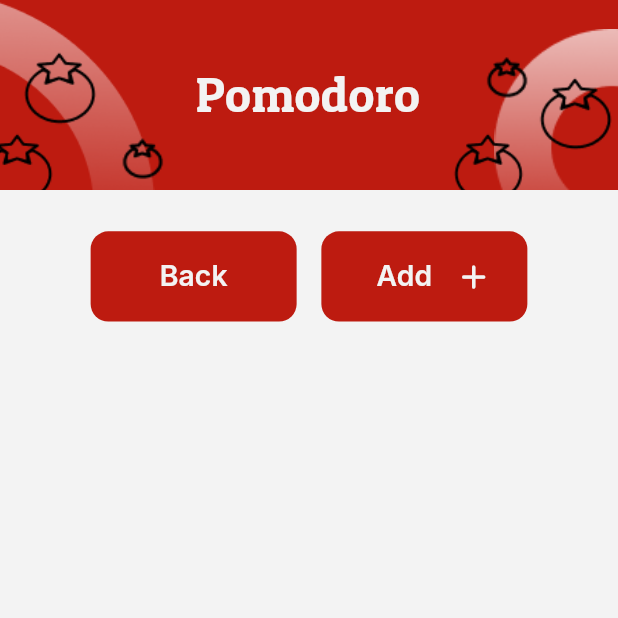
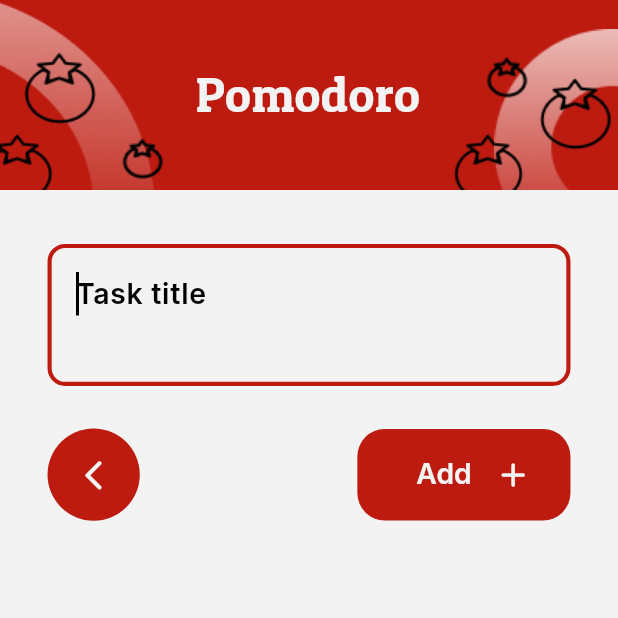
Before and after one commit to Abdusalom-mobile-developer/pomodoro, a Flutter app: the TaskAddingSc screen opened by its route, on a phone screen of 412 x 824 dp, the top half of it. Run offline on Flutter 3.47's test engine with Material 3 defaults, Android fonts, the phone set to English and light mode, and no system bars; our stand-ins replace go_router; missing offline and left inert: back_button_interceptor.

Commit message:
Finished building Tasks Adding Screen but I did not satisfied with the design so it will be changed soon.

```diff
--- a/lib/screens/completed_tasks.dart
+++ b/lib/screens/completed_tasks.dart
@@ -18,7 +18,7 @@ class CompletedTasksScreen extends StatefulWidget {
 }
 
 class _CompletedTasksScreenState extends State<CompletedTasksScreen> {
-  int currentIndex = 0;
+  int currentIndex = 2;
   @override
   Widget build(BuildContext context) {
     return Scaffold(
--- a/lib/screens/task_adding_sc.dart
+++ b/lib/screens/task_adding_sc.dart
@@ -2,21 +2,41 @@ import 'package:flutter/material.dart';
 import 'package:go_router/go_router.dart';
 import 'package:pomodoro/customs/custom_size.dart';
 import 'package:pomodoro/customs/custom_text.dart';
+import 'package:pomodoro/customs/custom_timer_s_q.dart';
 import 'package:pomodoro/customs/height.dart';
 import 'package:pomodoro/utils/colors.dart';
 import 'package:pomodoro/utils/img_paths.dart';
 
-class TaskAddingSc extends StatelessWidget {
+class TaskAddingSc extends StatefulWidget {
   const TaskAddingSc({super.key});
+
+  @override
+  State<TaskAddingSc> createState() => _TaskAddingScState();
+}
+
+class _TaskAddingScState extends State<TaskAddingSc> {
+  @override
+  void initState() {
+    super.initState();
+    _focusNode.requestFocus();
+  }
+
+  TextEditingController controller = TextEditingController();
+  final FocusNode _focusNode = FocusNode();
 
   @override
   Widget build(BuildContext context) {
     return Scaffold(
       backgroundColor: UtilsColors.bg,
-      body: SizedBox(
+      body: GestureDetector(
+        behavior: HitTestBehavior.opaque,
+        onTap: () {
+          FocusScope.of(context).unfocus();
+        },
+        child: Container(
           width: double.infinity,
-        child: Column(
-          children: [
+          padding: EdgeInsets.only(bottom: CustomSize.height(context, 25)),
+          child: Column(children: [
             // App Bar Part
             ClipRect(
               child: Container(
@@ -150,46 +170,85 @@ class TaskAddingSc extends StatelessWidget {
                 ),
               ),
             ),
+            Height(23),
+            // Bottom Buttons
+            Padding(
+              padding: EdgeInsets.symmetric(
+                horizontal: CustomSize.width(context, 13),
+              ),
+              child: Column(
+                mainAxisAlignment: MainAxisAlignment.spaceBetween,
+                children: [
+                  GestureDetector(
+                    onTap: () {
+                      _focusNode.requestFocus();
+                    },
+                    child: Container(
+                      alignment: Alignment.topLeft,
+                      height: CustomSize.height(context, 8.7),
+                      width: double.infinity,
+                      decoration: BoxDecoration(
+                          color: Colors.transparent,
+                          border: Border.all(
+                              color: UtilsColors.pink,
+                              width: CustomSize.height(context, 300)),
+                          borderRadius: BorderRadius.circular(
+                              CustomSize.width(context, 35))),
+                      child: TextField(
+                        focusNode: _focusNode,
+                        controller: controller,
+                        onSubmitted: (value) {
+                          controller.clear();
+                        },
+                        cursorColor: UtilsColors.black,
+                        style: TextStyle(
+                            color: UtilsColors.black,
+                            fontSize: CustomSize.height(context, 43),
+                            fontWeight: FontWeight.w500,
+                            fontFamily: "Inter",
+                            decoration: TextDecoration.none,
+                            decorationThickness: 0,
+                            decorationColor: Colors.transparent),
+                        decoration: InputDecoration(
+                            border: const OutlineInputBorder(
+                                borderSide: BorderSide.none),
+                            hintText: "Task title",
+                            hintStyle: TextStyle(
+                                fontWeight: FontWeight.w500,
+                                fontFamily: "Inter",
+                                color: UtilsColors.black,
+                                fontSize: CustomSize.height(context, 43))),
+                      ),
+                    ),
+                  ),
                   Height(30),
-            // Bottom Buttons
                   Row(
-              mainAxisAlignment: MainAxisAlignment.center,
+                    mainAxisAlignment: MainAxisAlignment.spaceBetween,
                     children: [
-                // Left Button
                       Container(
-                  alignment: Alignment.center,
-                  width: CustomSize.width(context, 3),
-                  height: CustomSize.height(context, 13.7),
+                        width: CustomSize.width(context, 6.7),
+                        height: CustomSize.height(context, 13),
                         decoration: BoxDecoration(
-                    color: UtilsColors.pink,
-                    borderRadius:
-                        BorderRadius.circular(CustomSize.width(context, 35)),
-                  ),
-                  child: TextButton(
+                            color: UtilsColors.pink, shape: BoxShape.circle),
+                        child: IconButton(
                             onPressed: () {
                               context.go("/tasks");
                             },
-                      child: CustomText(
-                          "Back",
-                          UtilsColors.bg,
-                          CustomSize.height(context, 19),
-                          FontWeight.w500,
-                          TextAlign.center,
-                          "Inter")),
-                ),
-                SizedBox(
-                  width: CustomSize.width(context, 25),
+                            icon: Icon(
+                              Icons.arrow_back_ios_new_rounded,
+                              color: UtilsColors.bg,
+                              size: CustomSize.height(context, 35),
+                            )),
                       ),
                       // Right Button
                       Container(
                         alignment: Alignment.center,
-                  width: CustomSize.width(context, 3),
-                  height: CustomSize.height(context, 13.7),
+                        width: CustomSize.width(context, 2.9),
+                        height: CustomSize.height(context, 13.5),
                         decoration: BoxDecoration(
                             color: UtilsColors.pink,
-                    borderRadius:
-                        BorderRadius.circular(CustomSize.width(context, 35)),
-                  ),
+                            borderRadius: BorderRadius.circular(
+                                CustomSize.height(context, 45))),
                         child: Row(
                           mainAxisAlignment: MainAxisAlignment.center,
                           children: [
@@ -209,8 +268,37 @@ class TaskAddingSc extends StatelessWidget {
                         ),
                       ),
                     ],
-            )
+                  ),
+
+                  // Left Button
+                  // Container(
+                  //   alignment: Alignment.center,
+                  //   width: CustomSize.width(context, 3),
+                  //   height: CustomSize.height(context, 13.7),
+                  //   decoration: BoxDecoration(
+                  //     color: Colors.transparent,
+                  //     border: Border.all(
+                  //         color: UtilsColors.pink,
+                  //         width: CustomSize.height(context, 300)),
+                  //     borderRadius:
+                  //         BorderRadius.circular(CustomSize.width(context, 35)),
+                  //   ),
+                  //   child: TextButton(
+                  //       onPressed: () {
+                  //         context.go("/tasks");
+                  //       },
+                  //       child: CustomText(
+                  //           "Back",
+                  //           UtilsColors.pink,
+                  //           CustomSize.height(context, 19),
+                  //           FontWeight.w500,
+                  //           TextAlign.center,
+                  //           "Inter")),
+                  // ),
                 ],
+              ),
+            ),
+          ]),
         ),
       ),
     );
```
Also changed, not shown: assets/images/nav_opt1_chosen.png, assets/images/nav_opt2_chosen.png, assets/images/nav_opt3_chosen.png, assets/images/nav_opt4_chosen.png. Lines whose indentation alone changed are shown as unchanged.
